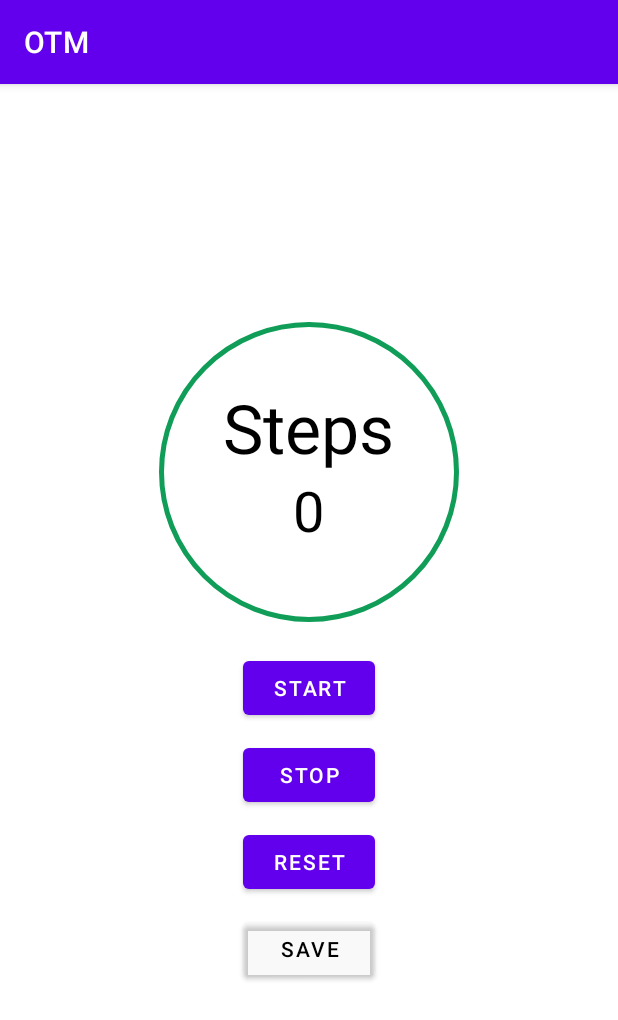
After one commit to coffeeAndTeaa/otm, an Android app: the RunActivity screen opened directly, with no data from a screen before it, on a phone screen of 412 x 824 dp. The commit adds this screen. Shown: the top 1020 px of the screen. Run offline under Robolectric (Android 15) with nearby library versions, the phone set to English and light mode, and no system bars.

Commit message:
add pedometer activity

```diff
--- a/app/src/main/java/com/jingyu/otm/HomeActivity.java
+++ b/app/src/main/java/com/jingyu/otm/activity/HomeActivity.java
@@ -1,4 +1,4 @@
-package com.jingyu.otm;
+package com.jingyu.otm.activity;
 
 import androidx.appcompat.app.AppCompatActivity;
 import androidx.navigation.NavController;
@@ -10,6 +10,7 @@ import android.view.View;
 
 import com.google.android.material.bottomnavigation.BottomNavigationView;
 import com.google.android.material.navigation.NavigationView;
+import com.jingyu.otm.R;
 import com.jingyu.otm.databinding.ActivityHomeBinding;
 
 public class HomeActivity extends AppCompatActivity {
--- a/app/src/main/java/com/jingyu/otm/LoginActivity.java
+++ b/app/src/main/java/com/jingyu/otm/activity/LoginActivity.java
@@ -1,4 +1,4 @@
-package com.jingyu.otm;
+package com.jingyu.otm.activity;
 
 import androidx.appcompat.app.AppCompatActivity;
 
--- a/app/src/main/java/com/jingyu/otm/MainActivity.java
+++ b/app/src/main/java/com/jingyu/otm/activity/MainActivity.java
@@ -1,9 +1,11 @@
-package com.jingyu.otm;
+package com.jingyu.otm.activity;
 
 import androidx.appcompat.app.AppCompatActivity;
 
 import android.os.Bundle;
 import android.widget.Toast;
+
+import com.jingyu.otm.R;
 
 public class MainActivity extends AppCompatActivity {
 
--- a/app/src/main/java/com/jingyu/otm/RegisterActivity.java
+++ b/app/src/main/java/com/jingyu/otm/activity/RegisterActivity.java
@@ -1,4 +1,4 @@
-package com.jingyu.otm;
+package com.jingyu.otm.activity;
 
 import androidx.appcompat.app.AppCompatActivity;
 
@@ -8,10 +8,7 @@ import android.view.View;
 import android.widget.Toast;
 
 import com.jingyu.otm.databinding.ActivityRegisterBinding;
-import com.jingyu.otm.db.RunDao;
-import com.jingyu.otm.db.RunDataBase;
 import com.jingyu.otm.db.User;
-import com.jingyu.otm.db.UserDao;
 import com.jingyu.otm.repository.LoginRepository;
 
 public class RegisterActivity extends AppCompatActivity {
--- /dev/null
+++ b/app/src/main/java/com/jingyu/otm/activity/RunActivity.java
@@ -0,0 +1,173 @@
+package com.jingyu.otm.activity;
+
+import androidx.appcompat.app.AppCompatActivity;
+
+import android.hardware.Sensor;
+import android.hardware.SensorEvent;
+import android.hardware.SensorEventListener;
+import android.hardware.SensorManager;
+import android.os.Bundle;
+import android.os.Handler;
+import android.view.View;
+import android.widget.TextView;
+import android.widget.Toast;
+
+import com.jingyu.otm.R;
+import com.jingyu.otm.databinding.ActivityRunBinding;
+import com.jingyu.otm.repository.RunRepository;
+
+public class RunActivity extends AppCompatActivity  {
+
+    ActivityRunBinding binding;
+    private double MagnitudePrevious = 0;
+    private int seconds = 0;
+    private Integer steps = 0;
+    private boolean running;
+    RunRepository repo;
+
+    @Override
+    protected void onCreate(Bundle savedInstanceState) {
+        // set up the binding
+        super.onCreate(savedInstanceState);
+        binding = ActivityRunBinding.inflate(getLayoutInflater());
+        View view = binding.getRoot();
+        setContentView(view);
+
+        // set up the sensor
+        SensorManager sensorManager = (SensorManager) getSystemService(SENSOR_SERVICE);
+        Sensor sensor = sensorManager.getDefaultSensor(Sensor.TYPE_ACCELEROMETER);
+
+        // if sensor is null we just give a message
+        if (sensor == null) {
+            Toast.makeText(this, "No sensor detected on this device", Toast.LENGTH_SHORT).show();
+        } else {
+            SensorEventListener stepDetector = new SensorEventListener() {
+
+                @Override
+                public void onSensorChanged(SensorEvent sensorEvent) {
+                    if (sensorEvent!= null && running){
+                        float x_acceleration = sensorEvent.values[0];
+                        float y_acceleration = sensorEvent.values[1];
+                        float z_acceleration = sensorEvent.values[2];
+
+                        double Magnitude = Math.sqrt(x_acceleration*x_acceleration + y_acceleration*y_acceleration + z_acceleration*z_acceleration);
+                        double MagnitudeDelta = Magnitude - MagnitudePrevious;
+                        MagnitudePrevious = Magnitude;
+
+                        if (MagnitudeDelta > 6){
+                            steps++;
+                        }
+                        binding.steps.setText(steps.toString());
+                    }
+
+                }
+
+                @Override
+                public void onAccuracyChanged(Sensor sensor, int i) {
+
+                }
+            };
+        }
+
+        binding.startButton.setOnClickListener(new View.OnClickListener() {
+            @Override
+            public void onClick(View view) {
+                 onClickStart();
+            }
+        });
+
+        binding.stopButton.setOnClickListener(new View.OnClickListener() {
+            @Override
+            public void onClick(View view) {
+                onClickStop();
+            }
+        });
+
+        binding.resetButton.setOnClickListener(new View.OnClickListener() {
+            @Override
+            public void onClick(View view) {
+                onClickReset();
+            }
+        });
+
+        binding.saveButton.setOnClickListener(new View.OnClickListener() {
+            @Override
+            public void onClick(View view) {
+
+            }
+        });
+
+        // if sensor is null we just give a message
+        if (sensor == null) {
+            Toast.makeText(this, "No sensor detected on this device", Toast.LENGTH_SHORT).show();
+        } else {
+            SensorEventListener stepDetector = new SensorEventListener() {
+
+                @Override
+                public void onSensorChanged(SensorEvent sensorEvent) {
+                    if (sensorEvent!= null && running){
+                        float x_acceleration = sensorEvent.values[0];
+                        float y_acceleration = sensorEvent.values[1];
+                        float z_acceleration = sensorEvent.values[2];
+
+                        double Magnitude = Math.sqrt(x_acceleration*x_acceleration + y_acceleration*y_acceleration + z_acceleration*z_acceleration);
+                        double MagnitudeDelta = Magnitude - MagnitudePrevious;
+                        MagnitudePrevious = Magnitude;
+
+                        if (MagnitudeDelta > 6){
+                            steps++;
+                        }
+                        binding.steps.setText(steps.toString());
+                }
+
+            }
+
+                @Override
+                public void onAccuracyChanged(Sensor sensor, int i) {
+
+                }
+            };
+        }
+
+    }
+
+    public void getPedometer() {
+
+    }
+
+    public void onClickStart() {
+        running = true;
+    }
+
+    public void onClickStop() {
+        running = false;
+    }
+
+    public void onClickReset() {
+        running = false;
+        seconds = 0;
+        steps = 0;
+    }
+
+    private void runTimer() {
+        TextView timeView = binding.timeView;
+        Handler handler = new Handler();
+        handler.post(
+                new Runnable() {
+                    @Override
+                    public void run() {
+                        int hours = seconds/3600;
+                        int minutes = (seconds%3600)/60;
+                        int secs = seconds % 60;
+                        String time = String.format("%d:%02d:%02d", hours, minutes, secs);
+                        timeView.setText(time);
+                        if (running) {
+                            seconds++;
+                        }
+                        handler.postDelayed(this, 1000);
+                    }
+                }
+        );
+    }
+
+}
--- a/app/src/main/java/com/jingyu/otm/repository/RunRepository.java
+++ b/app/src/main/java/com/jingyu/otm/repository/RunRepository.java
@@ -31,10 +31,6 @@ public class RunRepository {
         RunDao runDao = database.runDao();
         allUsers = userDao.getAllUsers();
     }
-
-
-
-
 
     public void updateUser(User user) {
         new UpdateUserAsyncTask(userDao).execute(user);
--- /dev/null
+++ b/app/src/main/res/drawable/circle.xml
@@ -0,0 +1,15 @@
+<?xml version="1.0" encoding="utf-8"?>
+<selector xmlns:android="http://schemas.android.com/apk/res/android">
+    <item>
+        <!-- creates an oval shape -->
+        <shape android:shape="oval">
+
+            <!-- giving the color and width to the stroke -->
+            <stroke android:color="#0F9D58" android:width="3dp"/>
+
+            <!-- giving the width and the height to the shape -->
+            <size android:width="120dp" android:height="120dp"/>
+        </shape>
+    </item>
+
+</selector>
--- a/app/src/main/res/layout/activity_home.xml
+++ b/app/src/main/res/layout/activity_home.xml
@@ -5,7 +5,7 @@
     android:layout_width="match_parent"
     android:layout_height="match_parent"
     android:orientation="vertical"
-    tools:context=".HomeActivity">
+    tools:context=".activity.HomeActivity">
 
     <androidx.fragment.app.FragmentContainerView
         android:id="@+id/nav_host_fragment"
--- a/app/src/main/res/layout/activity_main.xml
+++ b/app/src/main/res/layout/activity_main.xml
@@ -4,7 +4,7 @@
     xmlns:tools="http://schemas.android.com/tools"
     android:layout_width="match_parent"
     android:layout_height="match_parent"
-    tools:context=".MainActivity">
+    tools:context=".activity.MainActivity">
 
     <TextView
         android:layout_width="wrap_content"
--- /dev/null
+++ b/app/src/main/res/layout/activity_run.xml
@@ -0,0 +1,98 @@
+<?xml version="1.0" encoding="utf-8"?>
+<RelativeLayout xmlns:android="http://schemas.android.com/apk/res/android"
+    xmlns:tools="http://schemas.android.com/tools"
+    android:layout_width="match_parent"
+    android:layout_height="match_parent"
+    android:padding="16dp"
+    tools:context=".activity.RunActivity"
+    >
+
+    <TextView
+        android:id="@+id/time_view"
+        android:layout_width="wrap_content"
+        android:layout_height="wrap_content"
+        android:layout_alignParentTop="true"
+        android:layout_centerHorizontal="true"
+        android:layout_marginTop="0dp"
+        android:text=""
+        android:textAppearance="?android:attr/textAppearanceLarge"
+        android:textSize="92sp" />
+
+    <ImageView
+        android:id="@+id/circle"
+        android:layout_width="200dp"
+        android:layout_height="200dp"
+        android:layout_below="@+id/time_view"
+        android:layout_centerHorizontal="true"
+        android:layout_marginTop="20dp"
+        android:background="@drawable/circle" />
+
+    <TextView
+        android:id="@+id/steps"
+        android:layout_width="wrap_content"
+        android:layout_height="wrap_content"
+        android:layout_centerHorizontal="true"
+        android:layout_below="@+id/time_view"
+        android:layout_marginTop="60dp"
+        android:text="Steps"
+        android:textSize="45sp"
+        android:textColor="@color/black"
+        />
+
+    <!--Text View for the step count-->
+    <TextView
+        android:id="@+id/tv_stepsTaken"
+        android:layout_width="wrap_content"
+        android:layout_height="wrap_content"
+        android:layout_below="@+id/time_view"
+        android:layout_marginTop="120dp"
+        android:layout_centerHorizontal="true"
+        android:text="0"
+        android:textSize="37sp"
+        android:textColor="@color/black"
+         />
+
+    <Button
+        android:id="@+id/start_button"
+        android:layout_width="wrap_content"
+        android:layout_height="wrap_content"
+        android:layout_below="@+id/circle"
+        android:layout_centerHorizontal="true"
+        android:layout_marginTop="20dp"
+        android:text="start"
+        />
+
+    <Button
+        android:id="@+id/stop_button"
+        android:layout_width="wrap_content"
+        android:layout_height="wrap_content"
+        android:layout_below="@+id/start_button"
+        android:layout_centerHorizontal="true"
+        android:layout_marginTop="10dp"
+        android:text="stop"
+        />
+
+    <Button
+        android:id="@+id/reset_button"
+        android:layout_width="wrap_content"
+        android:layout_height="wrap_content"
+        android:layout_below="@+id/stop_button"
+        android:layout_centerHorizontal="true"
+        android:layout_marginTop="10dp"
+        android:text="reset"
+        />
+
+    <Button
+        android:id="@+id/save_button"
+        android:layout_width="wrap_content"
+        android:layout_height="wrap_content"
+        android:layout_below="@+id/reset_button"
+        android:layout_centerHorizontal="true"
+        android:layout_marginTop="10dp"
+        android:text="save"
+        android:textColor="@color/black"
+        android:backgroundTint="@color/cardview_shadow_end_color"
+        />
+
+
+</RelativeLayout>
```
Also changed, not shown: app/src/main/AndroidManifest.xml (+9 -4 lines), app/src/main/java/com/jingyu/otm/ui/UpdateFragment.java (+7 -0 lines).
